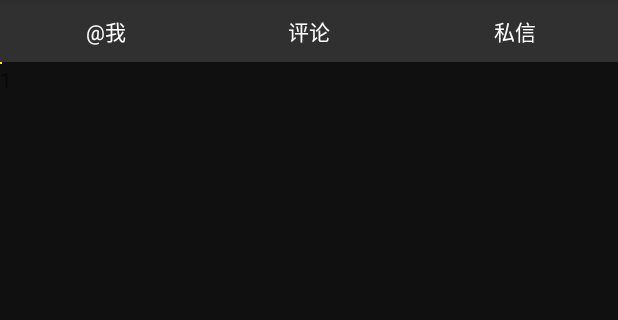
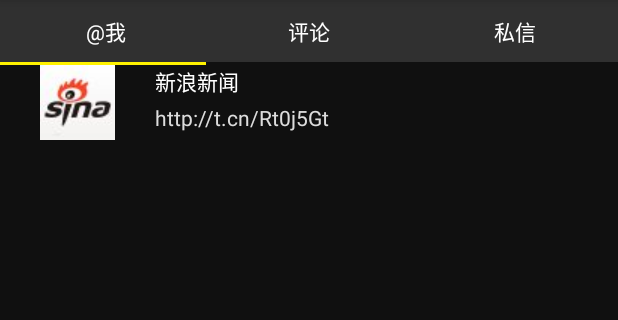
Before and after one commit to GIGAFortress/AndroidCollection, an Android app: the screen it shows after launch (MainActivity), on a phone screen of 412 x 824 dp, the part 84-404 px from its top. Run offline under Robolectric (Android 15) with nearby library versions, the phone set to English and light mode, and no system bars.

Commit message:
在第一页建立ListView

```diff
--- a/WeBoViewSwitchEffect/app/src/main/java/com/example/chenlij/weboviewswitcheffect/MainActivity.java
+++ b/WeBoViewSwitchEffect/app/src/main/java/com/example/chenlij/weboviewswitcheffect/MainActivity.java
@@ -15,10 +15,14 @@ import android.view.ViewGroup;
 import android.view.animation.Animation;
 import android.view.animation.TranslateAnimation;
 import android.widget.ImageView;
+import android.widget.ListView;
+import android.widget.SimpleAdapter;
 import android.widget.Toast;
 
 import java.util.ArrayList;
+import java.util.HashMap;
 import java.util.List;
+import java.util.Map;
 
 public class MainActivity extends AppCompatActivity {
 
@@ -31,6 +35,9 @@ public class MainActivity extends AppCompatActivity {
     private View view2;
     private View view3;
     private int currIndex;
+    private ListView listView;
+    private List<Map<String, Object>> dataList;
+    private SimpleAdapter listAdapter;
 
     @Override
     protected void onCreate(Bundle savedInstanceState) {
@@ -65,12 +72,27 @@ public class MainActivity extends AppCompatActivity {
         view1 = lf.inflate(R.layout.view1, null);
         view2 = lf.inflate(R.layout.view2, null);
         view3 = lf.inflate(R.layout.view3, null);
+        Initview1();
         views.add(view1);
         views.add(view2);
         views.add(view3);
         viewPager.setAdapter(new MyViewPagerAdapter(views));
         viewPager.setCurrentItem(0);
         viewPager.setOnPageChangeListener(new MyPagerChangeListener());
+    }
+
+    private void Initview1() {
+        listView = (ListView) view1.findViewById(R.id.listView1);
+        dataList = new ArrayList<Map<String, Object>>();
+        Map<String, Object> map = new HashMap<String, Object>();
+        map.put("pic", R.drawable.pic1);
+        map.put("title1", "新浪新闻");
+        map.put("content1", "http://t.cn/Rt0j5Gt");
+        dataList.add(map);
+        String[] from = {"pic", "title1", "content1"};
+        int[] to = {R.id.pic, R.id.title1, R.id.content1};
+        listAdapter = new SimpleAdapter(this, dataList, R.layout.itemstyle, from, to);
+        listView.setAdapter(listAdapter);
     }
 
     private class MyViewPagerAdapter extends PagerAdapter {
--- a/WeBoViewSwitchEffect/app/src/main/res/layout/activity_main.xml
+++ b/WeBoViewSwitchEffect/app/src/main/res/layout/activity_main.xml
@@ -45,7 +45,7 @@
         android:id="@+id/cursor"
         android:layout_width="wrap_content"
         android:layout_height="2dp"
-        android:scaleType="matrix"
+        android:scaleType="centerCrop"
         android:src="@drawable/cursor"/>
 
     <android.support.v4.view.ViewPager
--- /dev/null
+++ b/WeBoViewSwitchEffect/app/src/main/res/layout/itemstyle.xml
@@ -0,0 +1,38 @@
+<?xml version="1.0" encoding="utf-8"?>
+<LinearLayout xmlns:android="http://schemas.android.com/apk/res/android"
+    android:layout_width="match_parent"
+    android:layout_height="match_parent"
+    android:orientation="horizontal">
+
+    <ImageView
+        android:id="@+id/pic"
+        android:layout_width="match_parent"
+        android:layout_height="match_parent"
+        android:layout_gravity="center"
+        android:layout_weight="3"/>
+    <LinearLayout
+        android:layout_width="match_parent"
+        android:layout_height="match_parent"
+        android:orientation="vertical"
+        android:layout_gravity="center"
+        android:layout_weight="1">
+
+        <TextView
+            android:id="@+id/title1"
+            android:layout_width="match_parent"
+            android:layout_height="match_parent"
+            android:textColor="#FFFFFF"
+            android:layout_gravity="center"
+            android:text="sample"
+            android:layout_weight="1"/>
+
+        <TextView
+            android:id="@+id/content1"
+            android:layout_width="match_parent"
+            android:layout_height="match_parent"
+            android:textColor="#DDDDDD"
+            android:layout_gravity="center"
+            android:layout_weight="1"
+            android:text="sample"/>
+    </LinearLayout>
+</LinearLayout>
--- a/WeBoViewSwitchEffect/app/src/main/res/layout/view1.xml
+++ b/WeBoViewSwitchEffect/app/src/main/res/layout/view1.xml
@@ -3,22 +3,15 @@
     android:layout_width="match_parent"
     android:layout_height="match_parent">
 
-    <TextView
-        android:layout_width="wrap_content"
-        android:layout_height="wrap_content"
-        android:text="1" />
-
     <ScrollView
         android:layout_width="match_parent"
         android:layout_height="match_parent">
 
-
         <ListView
+            android:id="@+id/listView1"
             android:layout_width="match_parent"
             android:layout_height="match_parent">
 
         </ListView>
-
     </ScrollView>
-
 </LinearLayout>
```
Also changed, not shown: WeBoViewSwitchEffect/app/src/main/res/drawable/pic1.jpg (added).
